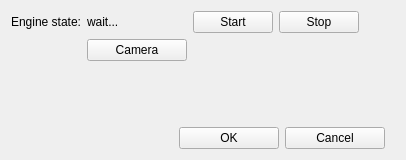
First picture: the form in FTNoIR_Tracker_SM/FTNoIR_SM_Controls.ui, repository aavendan/facetracknoir, before the edit.
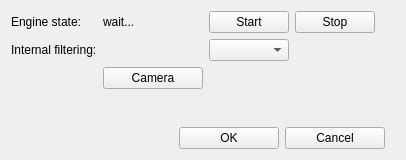
Second picture: the form after the edit. Icons and pictures are not drawn.

Commit message: Added filter setting faceAPI

What changed in the file:
```diff
--- a/FTNoIR_Tracker_SM/FTNoIR_SM_Controls.ui
+++ b/FTNoIR_Tracker_SM/FTNoIR_SM_Controls.ui
@@ -52,7 +52,7 @@
        </property>
       </spacer>
      </item>
-     <item row="2" column="1">
+     <item row="3" column="1">
       <widget class="QPushButton" name="btnCameraSettings">
        <property name="text">
         <string>Camera</string>
@@ -80,6 +80,16 @@
        </property>
       </widget>
      </item>
+     <item row="2" column="0">
+      <widget class="QLabel" name="label_3">
+       <property name="text">
+        <string>Internal filtering:</string>
+       </property>
+      </widget>
+     </item>
+     <item row="2" column="2">
+      <widget class="QComboBox" name="cbxFilterSetting"/>
+     </item>
     </layout>
    </item>
    <item>
```
The commit also changes 2 other files.
